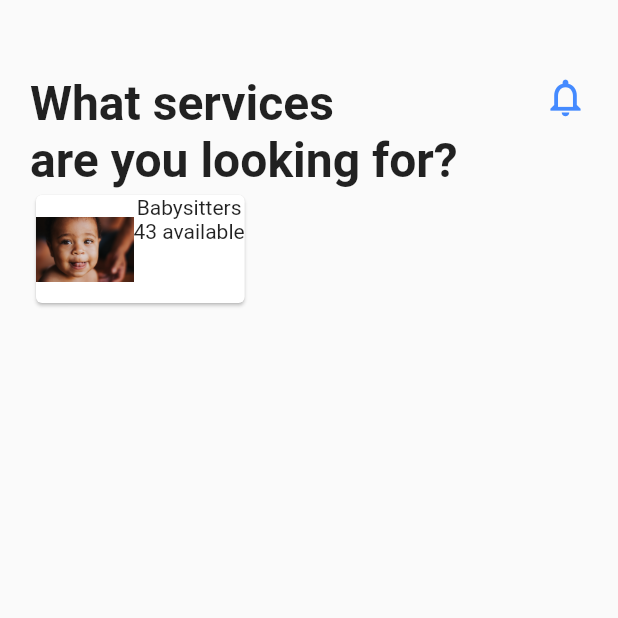
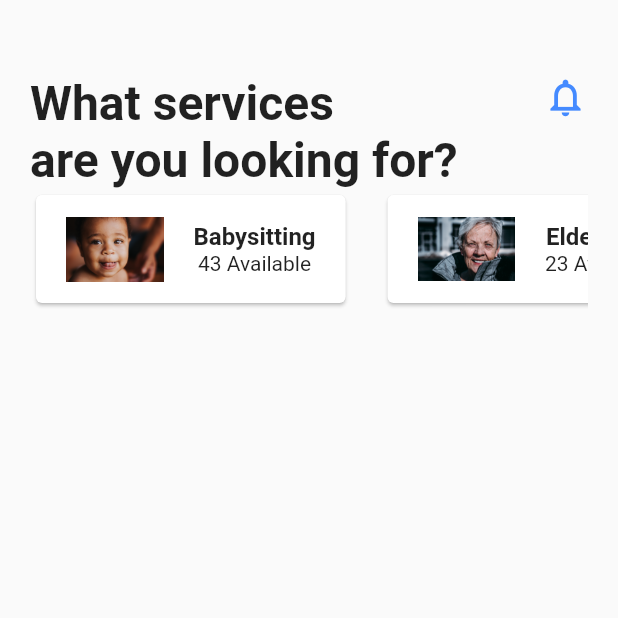
Before and after one commit to bpio12/helper, a Flutter app: the screen it shows after launch, on a phone screen of 412 x 824 dp, the top half of it. Run offline on Flutter 3.47's test engine with Material 2 defaults, Android fonts, the phone set to English and light mode, and no system bars.

Commit message:
elder care category

```diff
--- a/lib/src/data/category_data.dart
+++ b/lib/src/data/category_data.dart
@@ -5,4 +5,8 @@ final categories = [
       numberOfItems: 43,
       imagePath: "assets/images/baby.jpg",
       categoryName: "Babysitting"),
+  Category(
+      numberOfItems: 23,
+      imagePath: "assets/images/elder.jpg",
+      categoryName: "Elder Care"),
 ];
--- a/lib/src/widgets/helper_card.dart
+++ b/lib/src/widgets/helper_card.dart
@@ -1,18 +1,36 @@
 import 'package:flutter/material.dart';
 
 class HelperCard extends StatelessWidget {
+  final String categoryName;
+  final String imagePath;
+  final int numberOfItems;
+
+  HelperCard({this.categoryName, this.imagePath, this.numberOfItems});
   @override
   Widget build(BuildContext context) {
-    return Card(
-      child: Row(children: <Widget>[
-        Image(
-            image: AssetImage("assets/images/baby.jpg"),
-            height: 65.0,
-            width: 65.0),
-        Column(
-          children: <Widget>[Text("Babysitters"), Text("43 available")],
-        )
-      ]),
+    return Container(
+      margin: EdgeInsets.only(right: 20.0),
+      child: Card(
+        child: Padding(
+          padding: EdgeInsets.symmetric(horizontal: 20.0, vertical: 10.0),
+          child: Row(children: <Widget>[
+            Image(image: AssetImage(imagePath), height: 65.0, width: 65.0),
+            SizedBox(
+              width: 20.0,
+            ),
+            Column(
+              mainAxisAlignment: MainAxisAlignment.center,
+              children: <Widget>[
+                Text(
+                  categoryName,
+                  style: TextStyle(fontWeight: FontWeight.bold, fontSize: 16.0),
+                ),
+                Text(numberOfItems.toString() + " Available")
+              ],
+            )
+          ]),
+        ),
+      ),
     );
   }
 }
--- a/lib/src/widgets/helper_category.dart
+++ b/lib/src/widgets/helper_category.dart
@@ -14,7 +14,11 @@ class HelperCategory extends StatelessWidget {
         scrollDirection: Axis.horizontal,
         itemCount: _categories.length,
         itemBuilder: (BuildContext context, int index) {
-          return HelperCard();
+          return HelperCard(
+            categoryName: _categories[index].categoryName,
+            imagePath: _categories[index].imagePath,
+            numberOfItems: _categories[index].numberOfItems,
+          );
         },
       ),
     );
--- a/pubspec.yaml
+++ b/pubspec.yaml
@@ -47,7 +47,7 @@ flutter:
     - assets/images/boston.jpg
     - assets/images/me.jpg
     - assets/images/baby.jpg
-
+    - assets/images/elder.jpg
   # An image asset can refer to one or more resolution-specific "variants", see
   # https://flutter.dev/assets-and-images/#resolution-aware.
 
```
Also changed, not shown: assets/images/elder.jpg (added).
